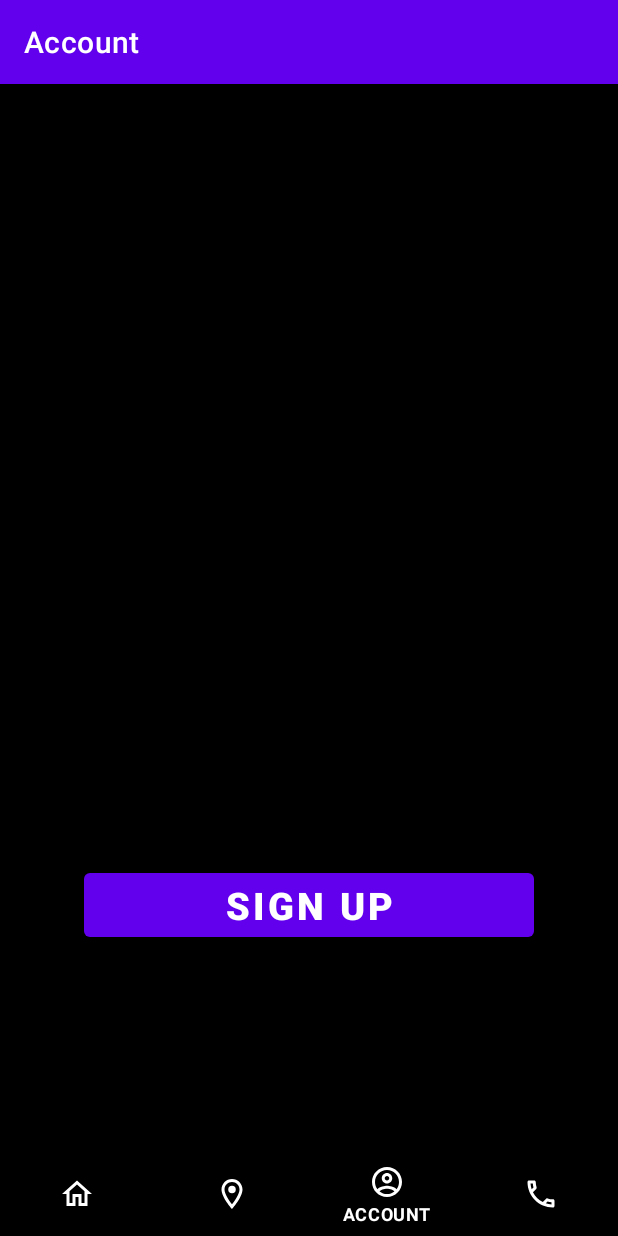
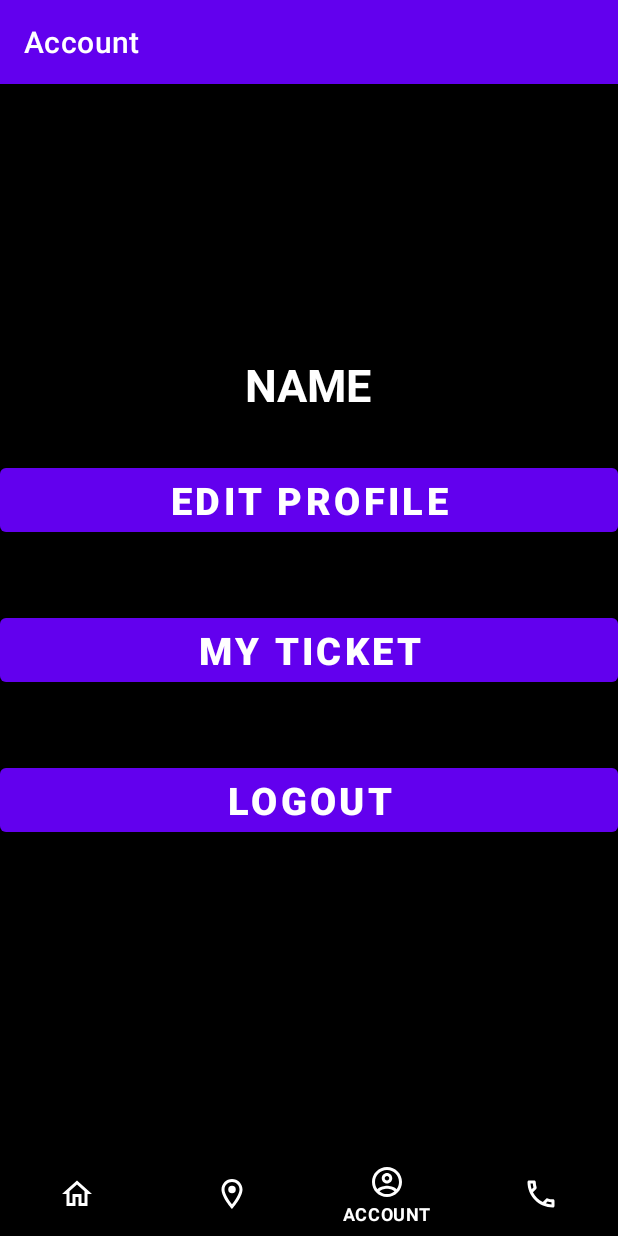
Before and after one commit to yoonhong98/MovieTimeApp, an Android app: the Account screen opened directly, with no data from a screen before it, on a phone screen of 412 x 824 dp. Run offline under Robolectric (Android 15) with nearby library versions, the phone set to English and light mode, and no system bars.

Commit message:
Update activity_account.xml

```diff
--- a/app/src/main/res/layout/activity_account.xml
+++ b/app/src/main/res/layout/activity_account.xml
@@ -22,17 +22,53 @@
         android:id="@+id/imageView4"
         android:layout_width="wrap_content"
         android:layout_height="wrap_content"
+        android:layout_marginTop="30dp"
+        android:layout_centerHorizontal="true"
         tools:srcCompat="@tools:sample/avatars" />
 
-    <Button
-        android:id="@+id/btn_register"
-        android:layout_width="300dp"
+    <TextView
+        android:id="@+id/tv_Aname"
+        android:layout_width="wrap_content"
         android:layout_height="wrap_content"
         android:layout_centerHorizontal="true"
-        android:layout_marginTop="520dp"
-        android:text="Sign Up"
+        android:layout_marginTop="180dp"
+        android:text="NAME"
+        android:textColor="@color/white"
+        android:textSize="30sp"
+        android:textStyle="bold" />
+
+    <Button
+        android:id="@+id/btn_editprofile"
+        android:layout_width="match_parent"
+        android:layout_height="wrap_content"
+        android:layout_centerHorizontal="true"
+        android:layout_marginTop="250dp"
+        android:text="Edit Profile"
         android:textSize="25sp"
         android:textStyle="bold"
         app:iconPadding="10dp" />
 
+    <Button
+        android:id="@+id/btn_myticket"
+        android:layout_width="match_parent"
+        android:layout_height="wrap_content"
+        android:layout_centerHorizontal="true"
+        android:layout_marginTop="350dp"
+        android:text="My Ticket"
+        android:textSize="25sp"
+        android:textStyle="bold"
+        app:iconPadding="10dp" />
+
+    <Button
+        android:id="@+id/btn_logout"
+        android:layout_width="match_parent"
+        android:layout_height="wrap_content"
+        android:layout_centerHorizontal="true"
+        android:layout_marginTop="450dp"
+        android:text="Logout"
+        android:textSize="25sp"
+        android:textStyle="bold"
+        app:iconPadding="10dp" />
+
+
 </RelativeLayout>
```
